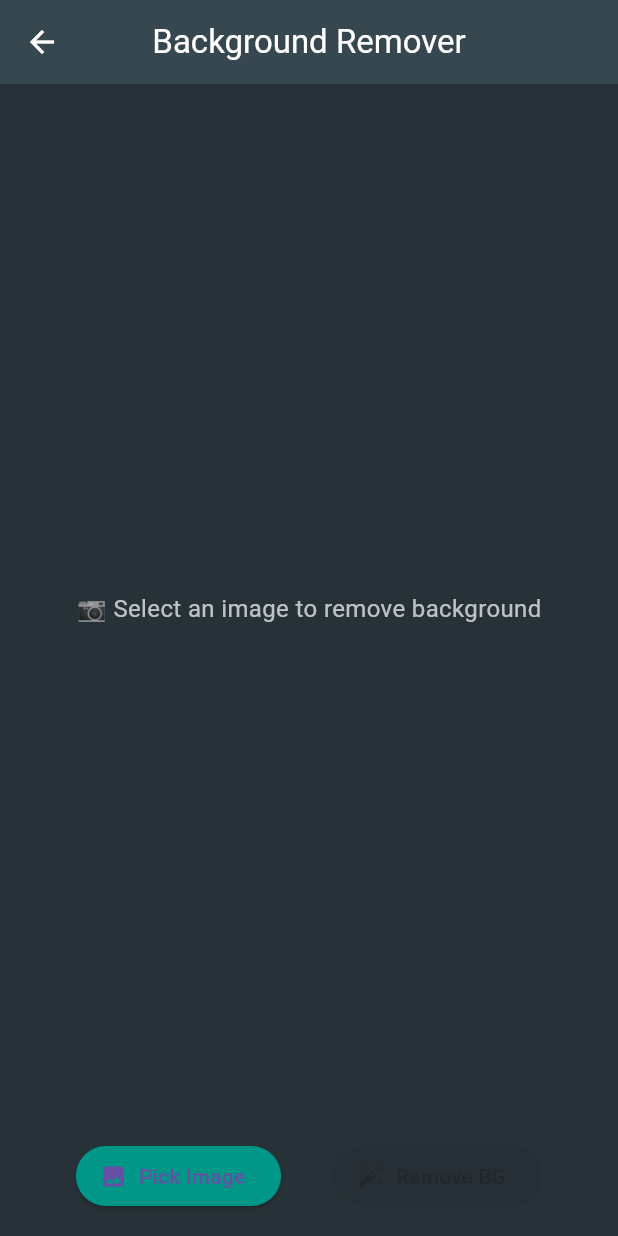
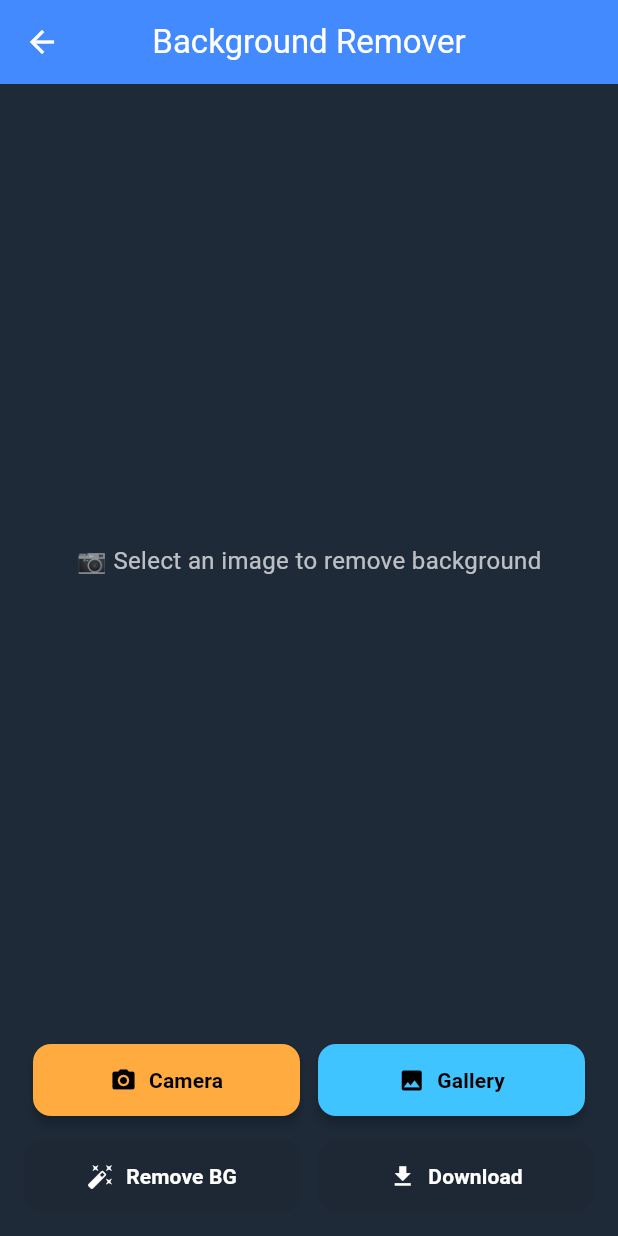
Before and after one commit to muhammadhassanmahar/Background-Remover-App, a Flutter app: the BackgroundRemoverScreen screen opened by its route, on a phone screen of 412 x 824 dp. Run offline on Flutter 3.47's test engine with Material 3 defaults, Android fonts, the phone set to English and light mode, and no system bars; our stand-ins replace image_picker, permission_handler; missing offline and left inert: dart:html.

Commit message:
your commit message

```diff
--- a/lib/screens/background_remover_screen.dart
+++ b/lib/screens/background_remover_screen.dart
@@ -1,8 +1,16 @@
-import 'dart:io';
+import 'dart:io' show File;
 import 'dart:typed_data';
+import 'package:flutter/foundation.dart'; // kIsWeb + Uint8List
 import 'package:flutter/material.dart';
 import 'package:image_picker/image_picker.dart';
+import 'package:path_provider/path_provider.dart';
+import 'package:permission_handler/permission_handler.dart';
+import 'dart:html' as html; // ✅ Only works for Web
+
 import '../services/api_service.dart';
+import '../utills/app_colors.dart';
+import '../widgets/image_picker_buttons.dart';
+import '../widgets/result_preview.dart';
 
 class BackgroundRemoverScreen extends StatefulWidget {
   const BackgroundRemoverScreen({super.key});
@@ -12,31 +20,49 @@ class BackgroundRemoverScreen extends StatefulWidget {
 }
 
 class _BackgroundRemoverScreenState extends State<BackgroundRemoverScreen> {
-  File? _selectedImage;
+  dynamic _selectedImage; // File (mobile) ya Uint8List (web)
   Uint8List? _outputImage;
   bool _isLoading = false;
 
-  /// Pick image from gallery
-  Future<void> _pickImage() async {
-    final picker = ImagePicker();
-    final picked = await picker.pickImage(source: ImageSource.gallery);
+  final ImagePicker _picker = ImagePicker();
+
+  /// ✅ Pick image from gallery
+  Future<void> _pickFromGallery() async {
+    final picked = await _picker.pickImage(source: ImageSource.gallery);
     if (picked != null) {
+      final img = kIsWeb ? await picked.readAsBytes() : File(picked.path);
       setState(() {
-        _selectedImage = File(picked.path);
-        _outputImage = null; // reset old result
+        _selectedImage = img;
+        _outputImage = null;
       });
     }
   }
 
-  /// Remove background using API
+  /// ✅ Pick image from camera
+  Future<void> _pickFromCamera() async {
+    final picked = await _picker.pickImage(source: ImageSource.camera);
+    if (picked != null) {
+      final img = kIsWeb ? await picked.readAsBytes() : File(picked.path);
+      setState(() {
+        _selectedImage = img;
+        _outputImage = null;
+      });
+    }
+  }
+
+  /// ✅ Call API to remove background
   Future<void> _removeBackground() async {
     if (_selectedImage == null) return;
 
     setState(() => _isLoading = true);
 
-    final result = await ApiService.removeBackground(_selectedImage!);
+    try {
+      final result = await ApiService.removeBackground(
+        imageFilePath: !kIsWeb && _selectedImage is File ? _selectedImage.path : null,
+        imageBytes: kIsWeb && _selectedImage is Uint8List ? _selectedImage : null,
+      );
 
-    if (!mounted) return; // 👈 fixes use_build_context_synchronously
+      if (!mounted) return;
 
       setState(() {
         _outputImage = result;
@@ -45,69 +71,157 @@ class _BackgroundRemoverScreenState extends State<BackgroundRemoverScreen> {
 
       if (result == null) {
         ScaffoldMessenger.of(context).showSnackBar(
-        const SnackBar(content: Text("Failed to remove background")),
+          const SnackBar(content: Text("❌ Failed to remove background")),
         );
+      }
+    } catch (e) {
+      if (!mounted) return;
+      setState(() => _isLoading = false);
+      ScaffoldMessenger.of(context).showSnackBar(
+        SnackBar(content: Text("⚠ Error: $e")),
+      );
+    }
+  }
+
+  /// ✅ Save image (Mobile/Desktop) or Download (Web)
+  Future<void> _saveImage() async {
+    if (_outputImage == null) return;
+
+    if (kIsWeb) {
+      // Web → download
+      final blob = html.Blob([_outputImage!]);
+      final url = html.Url.createObjectUrlFromBlob(blob);
+      final anchor = html.AnchorElement(href: url)
+        ..download = "background_removed.png"
+        ..click();
+      html.Url.revokeObjectUrl(url);
+    } else {
+      // Mobile/Desktop → save to storage
+      final status = await Permission.storage.request();
+      if (status.isGranted) {
+        final dir = await getApplicationDocumentsDirectory();
+        final file = File("${dir.path}/background_removed.png");
+        await file.writeAsBytes(_outputImage!);
+        if (!mounted) return;
+        ScaffoldMessenger.of(context).showSnackBar(
+          SnackBar(content: Text("✅ Saved to: ${file.path}")),
+        );
+      } else {
+        if (!mounted) return;
+        ScaffoldMessenger.of(context).showSnackBar(
+          const SnackBar(content: Text("⚠ Storage permission denied")),
+        );
+      }
     }
   }
 
   @override
   Widget build(BuildContext context) {
     return Scaffold(
-      backgroundColor: Colors.blueGrey[900],
+      backgroundColor: AppColors.background,
       appBar: AppBar(
         title: const Text("Background Remover"),
         centerTitle: true,
-        backgroundColor: Colors.blueGrey[800],
+        backgroundColor: AppColors.primary,
       ),
-      body: Padding(
+      body: SafeArea(
+        child: Padding(
           padding: const EdgeInsets.all(16),
           child: Column(
             children: [
-            // Show selected or output image
+              // ✅ Image Preview
               Expanded(
-              child: Center(
-                child: _isLoading
-                    ? const CircularProgressIndicator(
-                        valueColor: AlwaysStoppedAnimation<Color>(Colors.white),
+                child: _selectedImage != null
+                    ? ResultPreview(
+                        originalImage: _selectedImage,
+                        processedImage: _outputImage,
                       )
-                    : _outputImage != null
-                        ? Image.memory(_outputImage!)
-                        : _selectedImage != null
-                            ? Image.file(_selectedImage!)
-                            : const Text(
+                    : const Center(
+                        child: Text(
                           "📷 Select an image to remove background",
-                                style: TextStyle(color: Colors.white70, fontSize: 16),
+                          style: TextStyle(
+                            color: AppColors.textLight,
+                            fontSize: 16,
+                          ),
                         ),
                       ),
               ),
 
               const SizedBox(height: 20),
 
-            // Buttons
+              // ✅ Camera + Gallery Buttons
+              ImagePickerButtons(
+                onCameraTap: _pickFromCamera,
+                onGalleryTap: _pickFromGallery,
+              ),
+
+              const SizedBox(height: 16),
+
+              // ✅ Action Buttons (Remove BG + Download)
               Row(
-              mainAxisAlignment: MainAxisAlignment.spaceEvenly,
                 children: [
-                ElevatedButton.icon(
+                  // Remove BG Button
+                  Expanded(
+                    child: ElevatedButton.icon(
                       style: ElevatedButton.styleFrom(
-                    backgroundColor: Colors.teal,
+                        backgroundColor: AppColors.primary,
+                        padding: const EdgeInsets.symmetric(vertical: 14),
+                        shape: RoundedRectangleBorder(
+                          borderRadius: BorderRadius.circular(12),
                         ),
-                  onPressed: _pickImage,
-                  icon: const Icon(Icons.image),
-                  label: const Text("Pick Image"),
                       ),
-                ElevatedButton.icon(
+                      onPressed: (_selectedImage != null && !_isLoading)
+                          ? _removeBackground
+                          : null,
+                      icon: _isLoading
+                          ? const SizedBox(
+                              width: 20,
+                              height: 20,
+                              child: CircularProgressIndicator(
+                                strokeWidth: 2,
+                                color: Colors.white,
+                              ),
+                            )
+                          : const Icon(Icons.auto_fix_high, color: Colors.white),
+                      label: Text(
+                        _isLoading ? "Processing..." : "Remove BG",
+                        style: const TextStyle(
+                          fontWeight: FontWeight.bold,
+                          color: Colors.white,
+                        ),
+                      ),
+                    ),
+                  ),
+
+                  const SizedBox(width: 12),
+
+                  // Download/Save Button
+                  Expanded(
+                    child: ElevatedButton.icon(
                       style: ElevatedButton.styleFrom(
-                    backgroundColor: Colors.deepOrange,
+                        backgroundColor: Colors.green,
+                        padding: const EdgeInsets.symmetric(vertical: 14),
+                        shape: RoundedRectangleBorder(
+                          borderRadius: BorderRadius.circular(12),
                         ),
-                  onPressed: _selectedImage != null ? _removeBackground : null,
-                  icon: const Icon(Icons.auto_fix_high),
-                  label: const Text("Remove BG"),
+                      ),
+                      onPressed: _outputImage != null ? _saveImage : null,
+                      icon: const Icon(Icons.download, color: Colors.white),
+                      label: const Text(
+                        "Download",
+                        style: TextStyle(
+                          fontWeight: FontWeight.bold,
+                          color: Colors.white,
+                        ),
+                      ),
+                    ),
                   ),
                 ],
               ),
             ],
           ),
         ),
+      ),
     );
   }
 }
```
Lines whose indentation alone changed are shown as unchanged.
